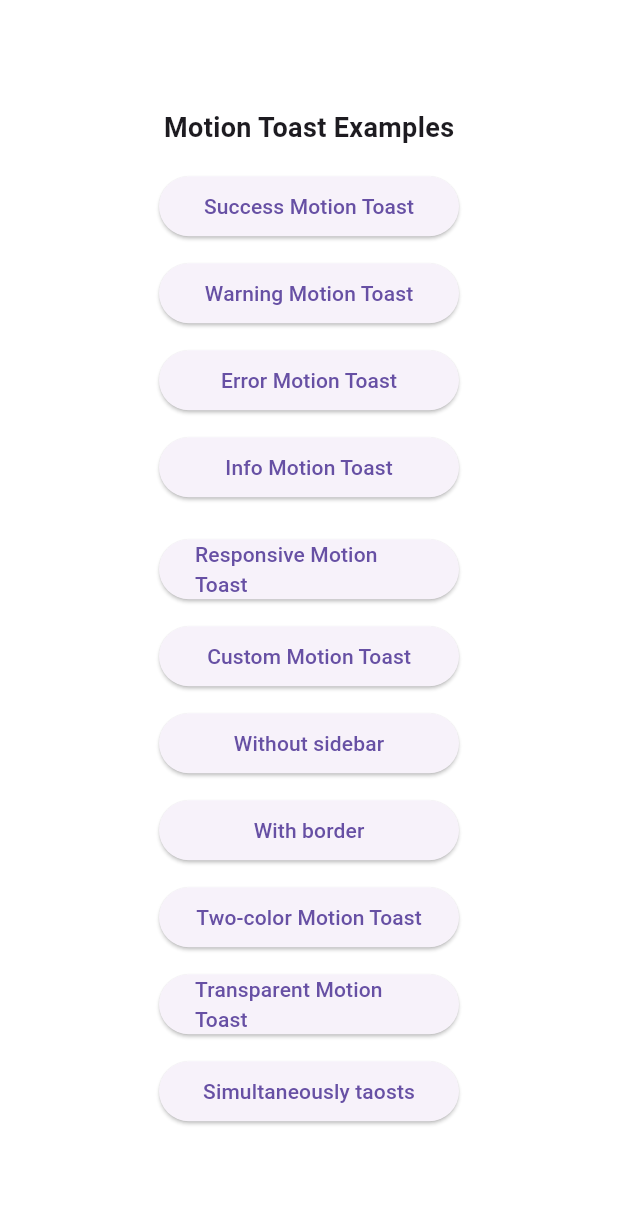
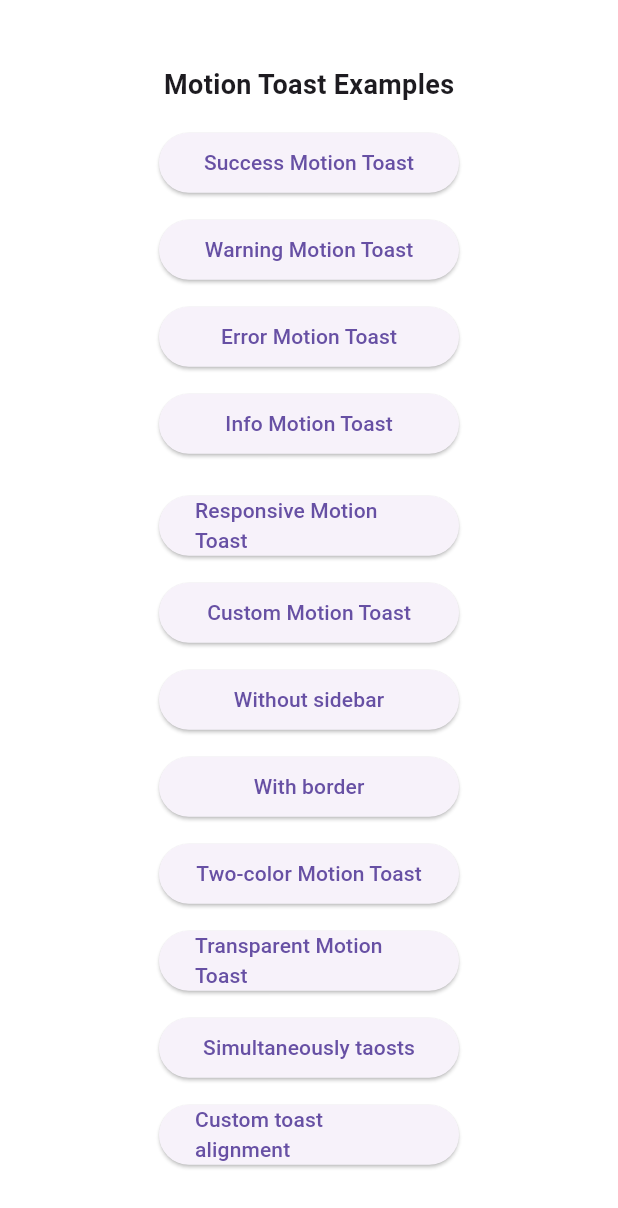
Before and after one commit to koukibadr/Motion-Toast, a Flutter app: the screen it shows after launch, on a phone screen of 412 x 824 dp. Shown: the top 1208 px of the screen. Run offline on Flutter 3.47's test engine with Material 3 defaults, Android fonts, the phone set to English and light mode, and no system bars.

Commit message:
chore: update package example app

```diff
--- a/example/lib/main.dart
+++ b/example/lib/main.dart
@@ -196,6 +196,18 @@ class _HomePageState extends State<HomePage> {
                       child: const Text('Simultaneously taosts'),
                     ),
                   ),
+                  const SizedBox(
+                    height: 10,
+                  ),
+                  SizedBox(
+                    width: 200,
+                    child: ElevatedButton(
+                      onPressed: () {
+                        _displayCustomToastAlignment();
+                      },
+                      child: const Text('Custom toast alignment'),
+                    ),
+                  ),
                 ],
               ),
             ),
@@ -390,4 +402,22 @@ class _HomePageState extends State<HomePage> {
       height: 80,
     ).show(context);
   }
+
+  void _displayCustomToastAlignment() {
+    MotionToast(
+      icon: Icons.zoom_out,
+      primaryColor: Colors.orange[500]!,
+      secondaryColor: Colors.grey,
+      title: const Text(
+        'Two Color Motion Toast',
+        style: TextStyle(
+          fontWeight: FontWeight.bold,
+        ),
+      ),
+      description: const Text('Another motion toast example'),
+      toastAlignment: Alignment(0.5, -0.8),
+      width: 350,
+      height: 100,
+    ).show(context);
+  }
 }
```
